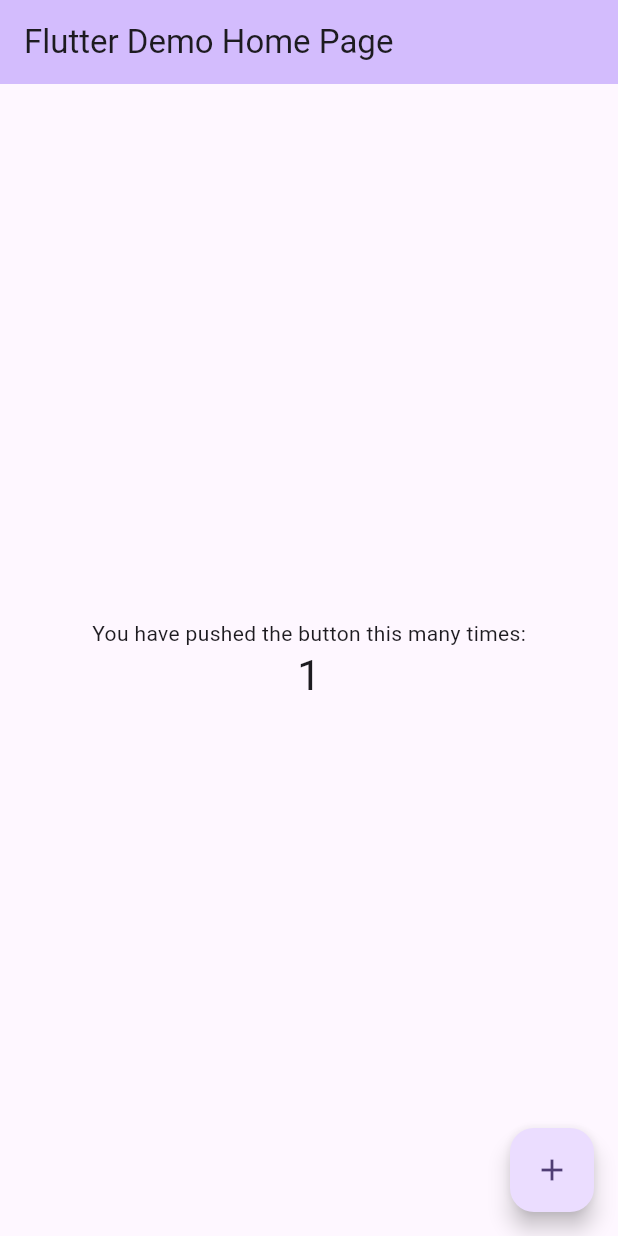
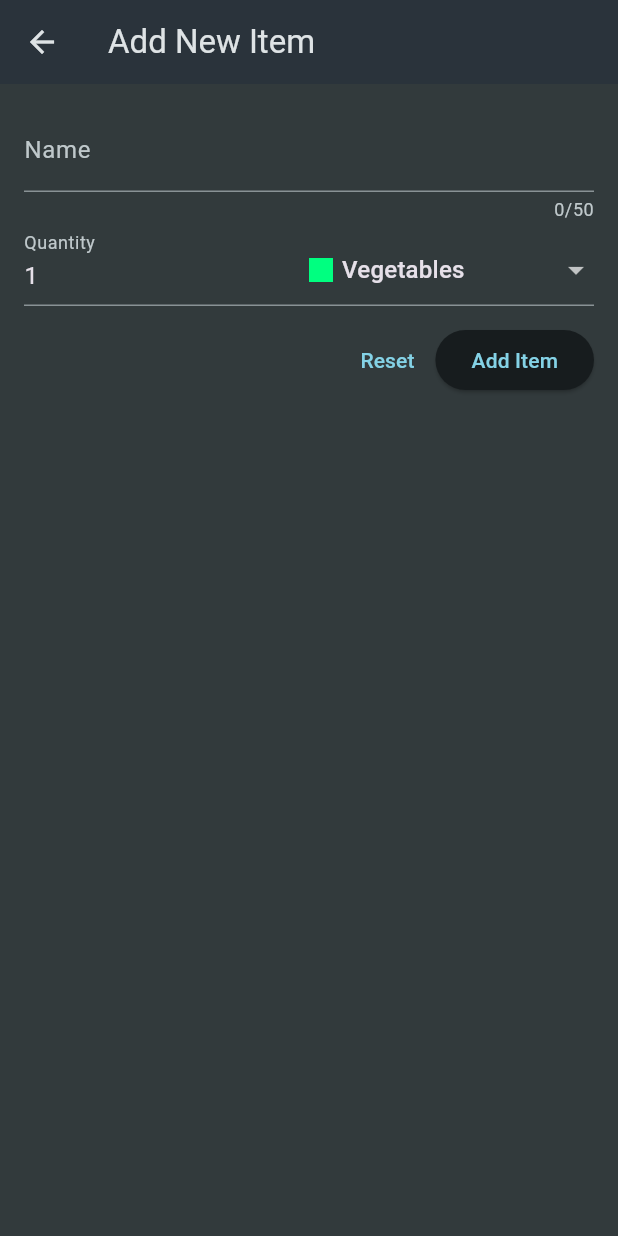
Before and after one commit to stleye/shopping-list-app, a Flutter app: the screen it shows after launch, after a tap on the "add" icon, on a phone screen of 412 x 824 dp. Run offline on Flutter 3.47's test engine with Material 3 defaults, Android fonts, the phone set to English and light mode, and no system bars.

Commit message:
Added code for shopping list - finished chapter 11

```diff
--- /dev/null
+++ b/lib/data/categories.dart
@@ -0,0 +1,45 @@
+import 'package:flutter/material.dart';
+import 'package:shopping_list_app/models/category.dart';
+
+const categories = {
+  Categories.vegetables: Category(
+    'Vegetables',
+    Color.fromARGB(255, 0, 255, 128),
+  ),
+  Categories.fruit: Category(
+    'Fruit',
+    Color.fromARGB(255, 145, 255, 0),
+  ),
+  Categories.meat: Category(
+    'Meat',
+    Color.fromARGB(255, 255, 102, 0),
+  ),
+  Categories.dairy: Category(
+    'Dairy',
+    Color.fromARGB(255, 0, 208, 255),
+  ),
+  Categories.carbs: Category(
+    'Carbs',
+    Color.fromARGB(255, 0, 60, 255),
+  ),
+  Categories.sweets: Category(
+    'Sweets',
+    Color.fromARGB(255, 255, 149, 0),
+  ),
+  Categories.spices: Category(
+    'Spices',
+    Color.fromARGB(255, 255, 187, 0),
+  ),
+  Categories.convenience: Category(
+    'Convenience',
+    Color.fromARGB(255, 191, 0, 255),
+  ),
+  Categories.hygiene: Category(
+    'Hygiene',
+    Color.fromARGB(255, 149, 0, 255),
+  ),
+  Categories.other: Category(
+    'Other',
+    Color.fromARGB(255, 0, 225, 255),
+  ),
+};
--- /dev/null
+++ b/lib/data/dummy_items.dart
@@ -0,0 +1,21 @@
+import 'package:shopping_list_app/models/category.dart';
+import 'package:shopping_list_app/models/grocery_item.dart';
+import 'package:shopping_list_app/data/categories.dart';
+
+var groceryItems = [
+  GroceryItem(
+      id: 'a',
+      name: 'Milk',
+      quantity: 1,
+      category: categories[Categories.dairy]!),
+  GroceryItem(
+      id: 'b',
+      name: 'Bananas',
+      quantity: 5,
+      category: categories[Categories.fruit]!),
+  GroceryItem(
+      id: 'c',
+      name: 'Beef Steak',
+      quantity: 1,
+      category: categories[Categories.meat]!),
+];
--- a/lib/main.dart
+++ b/lib/main.dart
@@ -1,4 +1,5 @@
 import 'package:flutter/material.dart';
+import 'package:shopping_list_app/widgets/grocery_list.dart';
 
 void main() {
   runApp(const MyApp());
@@ -11,115 +12,16 @@ class MyApp extends StatelessWidget {
   @override
   Widget build(BuildContext context) {
     return MaterialApp(
-      title: 'Flutter Demo',
-      theme: ThemeData(
-        // This is the theme of your application.
-        //
-        // TRY THIS: Try running your application with "flutter run". You'll see
-        // the application has a purple toolbar. Then, without quitting the app,
-        // try changing the seedColor in the colorScheme below to Colors.green
-        // and then invoke "hot reload" (save your changes or press the "hot
-        // reload" button in a Flutter-supported IDE, or press "r" if you used
-        // the command line to start the app).
-        //
-        // Notice that the counter didn't reset back to zero; the application
-        // state is not lost during the reload. To reset the state, use hot
-        // restart instead.
-        //
-        // This works for code too, not just values: Most code changes can be
-        // tested with just a hot reload.
-        colorScheme: ColorScheme.fromSeed(seedColor: Colors.deepPurple),
-        useMaterial3: true,
+      title: 'Flutter Groceries',
+      theme: ThemeData.dark().copyWith(
+        colorScheme: ColorScheme.fromSeed(
+          seedColor: const Color.fromARGB(255, 147, 229, 250),
+          brightness: Brightness.dark,
+          surface: const Color.fromARGB(255, 42, 51, 59),
+        ),
+        scaffoldBackgroundColor: const Color.fromARGB(255, 50, 58, 60),
       ),
-      home: const MyHomePage(title: 'Flutter Demo Home Page'),
+      home: const GroceryList(),
     );
   }
 }
-
-class MyHomePage extends StatefulWidget {
-  const MyHomePage({super.key, required this.title});
-
-  // This widget is the home page of your application. It is stateful, meaning
-  // that it has a State object (defined below) that contains fields that affect
-  // how it looks.
-
-  // This class is the configuration for the state. It holds the values (in this
-  // case the title) provided by the parent (in this case the App widget) and
-  // used by the build method of the State. Fields in a Widget subclass are
-  // always marked "final".
-
-  final String title;
-
-  @override
-  State<MyHomePage> createState() => _MyHomePageState();
-}
-
-class _MyHomePageState extends State<MyHomePage> {
-  int _counter = 0;
-
-  void _incrementCounter() {
-    setState(() {
-      // This call to setState tells the Flutter framework that something has
-      // changed in this State, which causes it to rerun the build method below
-      // so that the display can reflect the updated values. If we changed
-      // _counter without calling setState(), then the build method would not be
-      // called again, and so nothing would appear to happen.
-      _counter++;
-    });
-  }
-
-  @override
-  Widget build(BuildContext context) {
-    // This method is rerun every time setState is called, for instance as done
-    // by the _incrementCounter method above.
-    //
-    // The Flutter framework has been optimized to make rerunning build methods
-    // fast, so that you can just rebuild anything that needs updating rather
-    // than having to individually change instances of widgets.
-    return Scaffold(
-      appBar: AppBar(
-        // TRY THIS: Try changing the color here to a specific color (to
-        // Colors.amber, perhaps?) and trigger a hot reload to see the AppBar
-        // change color while the other colors stay the same.
-        backgroundColor: Theme.of(context).colorScheme.inversePrimary,
-        // Here we take the value from the MyHomePage object that was created by
-        // the App.build method, and use it to set our appbar title.
-        title: Text(widget.title),
-      ),
-      body: Center(
-        // Center is a layout widget. It takes a single child and positions it
-        // in the middle of the parent.
-        child: Column(
-          // Column is also a layout widget. It takes a list of children and
-          // arranges them vertically. By default, it sizes itself to fit its
-          // children horizontally, and tries to be as tall as its parent.
-          //
-          // Column has various properties to control how it sizes itself and
-          // how it positions its children. Here we use mainAxisAlignment to
-          // center the children vertically; the main axis here is the vertical
-          // axis because Columns are vertical (the cross axis would be
-          // horizontal).
-          //
-          // TRY THIS: Invoke "debug painting" (choose the "Toggle Debug Paint"
-          // action in the IDE, or press "p" in the console), to see the
-          // wireframe for each widget.
-          mainAxisAlignment: MainAxisAlignment.center,
-          children: <Widget>[
-            const Text(
-              'You have pushed the button this many times:',
-            ),
-            Text(
-              '$_counter',
-              style: Theme.of(context).textTheme.headlineMedium,
-            ),
-          ],
-        ),
-      ),
-      floatingActionButton: FloatingActionButton(
-        onPressed: _incrementCounter,
-        tooltip: 'Increment',
-        child: const Icon(Icons.add),
-      ), // This trailing comma makes auto-formatting nicer for build methods.
-    );
-  }
-}
--- /dev/null
+++ b/lib/models/category.dart
@@ -0,0 +1,21 @@
+import 'package:flutter/material.dart';
+
+enum Categories {
+  vegetables,
+  fruit,
+  meat,
+  dairy,
+  carbs,
+  sweets,
+  spices,
+  convenience,
+  hygiene,
+  other,
+}
+
+class Category {
+  const Category(this.name, this.color);
+
+  final String name;
+  final Color color;
+}
--- /dev/null
+++ b/lib/models/grocery_item.dart
@@ -0,0 +1,18 @@
+import 'package:shopping_list_app/models/category.dart';
+import 'package:flutter/material.dart';
+
+class GroceryItem {
+  const GroceryItem({
+    required this.id,
+    required this.name,
+    required this.quantity,
+    required this.category,
+  });
+
+  final String id;
+  final String name;
+  final int quantity;
+  final Category category;
+
+  Color get color => category.color;
+}
--- /dev/null
+++ b/lib/widgets/grocery_list.dart
@@ -0,0 +1,71 @@
+import 'package:flutter/material.dart';
+import 'package:shopping_list_app/data/dummy_items.dart';
+import 'package:shopping_list_app/models/grocery_item.dart';
+import 'package:shopping_list_app/widgets/new_item.dart';
+
+class GroceryList extends StatefulWidget {
+  const GroceryList({super.key});
+
+  @override
+  State<GroceryList> createState() => _GroceryListState();
+}
+
+class _GroceryListState extends State<GroceryList> {
+  final List<GroceryItem> groceryList = [];
+
+  void _addNewItem() async {
+    final newItem = await Navigator.of(context).push<GroceryItem>(
+      MaterialPageRoute(
+        builder: (context) {
+          return const NewItem();
+        },
+      ),
+    );
+    if (newItem == null) return;
+    setState(() {
+      groceryList.add(newItem);
+    });
+  }
+
+  void _removeItem(GroceryItem item) {
+    setState(() {
+      groceryList.remove(item);
+    });
+  }
+
+  @override
+  Widget build(BuildContext context) {
+    Widget content = const Center(child: Text('No items yet!'));
+
+    if (groceryList.isNotEmpty) {
+      content = ListView(
+        children: [
+          ...groceryList.map((item) {
+            return Dismissible(
+              onDismissed: (direction) => _removeItem(item),
+              key: ValueKey(item.id),
+              child: ListTile(
+                leading: Icon(
+                  Icons.square,
+                  color: item.color,
+                ),
+                trailing: Text(item.quantity.toString()),
+                title: Text(item.name),
+              ),
+            );
+          }),
+        ],
+      );
+    }
+
+    return Scaffold(
+      appBar: AppBar(
+        title: const Text('Your Groceries'),
+        actions: [
+          IconButton(onPressed: _addNewItem, icon: const Icon(Icons.add))
+        ],
+      ),
+      body: content,
+    );
+  }
+}
--- /dev/null
+++ b/lib/widgets/new_item.dart
@@ -0,0 +1,123 @@
+import 'package:flutter/foundation.dart';
+import 'package:flutter/material.dart';
+import 'package:shopping_list_app/data/categories.dart';
+import 'package:shopping_list_app/models/category.dart';
+import 'package:shopping_list_app/models/grocery_item.dart';
+
+class NewItem extends StatefulWidget {
+  const NewItem({super.key});
+
+  @override
+  State<NewItem> createState() => _NewItemState();
+}
+
+class _NewItemState extends State<NewItem> {
+  final _formKey = GlobalKey<FormState>();
+  var _enteredName = '';
+  var _enteredCategory = categories[Categories.vegetables];
+  var _enteredQuantity = 1;
+
+  void _addNewItem() {
+    if (_formKey.currentState!.validate()) {
+      _formKey.currentState!.save();
+      Navigator.of(context).pop(GroceryItem(
+        id: DateTime.now().toString(),
+        name: _enteredName,
+        quantity: _enteredQuantity,
+        category: _enteredCategory!,
+      ));
+    }
+  }
+
+  @override
+  Widget build(BuildContext context) {
+    return Scaffold(
+      appBar: AppBar(
+        title: const Text('Add New Item'),
+      ),
+      body: Padding(
+        padding: const EdgeInsets.all(16.0),
+        child: Form(
+            key: _formKey,
+            child: Column(
+              children: [
+                TextFormField(
+                  maxLength: 50,
+                  decoration: const InputDecoration(labelText: 'Name'),
+                  validator: (value) => value == null ||
+                          value.trim().length <= 1 ||
+                          value.trim().length > 50
+                      ? 'Must be between 2 and 50 characters'
+                      : null,
+                  onSaved: (newValue) {
+                    _enteredName = newValue!;
+                  },
+                ),
+                Row(
+                  crossAxisAlignment: CrossAxisAlignment.end,
+                  children: [
+                    Expanded(
+                      child: TextFormField(
+                          keyboardType: TextInputType.number,
+                          decoration:
+                              const InputDecoration(label: Text('Quantity')),
+                          initialValue: '1',
+                          validator: (value) => value == null ||
+                                  int.tryParse(value) == null ||
+                                  int.tryParse(value)! <= 0
+                              ? 'Must be a valid positive number'
+                              : null,
+                          onSaved: (newValue) {
+                            _enteredQuantity = int.parse(newValue!);
+                          }),
+                    ),
+                    Expanded(
+                      child: DropdownButtonFormField(
+                        value: _enteredCategory,
+                        // onSaved: (newValue) { // This is not needed
+                        //   _enteredCategory = newValue;
+                        // },
+                        items: categories.entries.map((category) {
+                          return DropdownMenuItem(
+                            value: category.value,
+                            child: Row(
+                              children: [
+                                Container(
+                                  width: 16,
+                                  height: 16,
+                                  color: category.value.color,
+                                ),
+                                const SizedBox(width: 6),
+                                Text(category.value.name),
+                              ],
+                            ),
+                          );
+                        }).toList(),
+                        onChanged: (value) {
+                          setState(() {
+                            _enteredCategory = value!;
+                          });
+                        },
+                      ),
+                    )
+                  ],
+                ),
+                const SizedBox(height: 12),
+                Row(
+                  mainAxisAlignment: MainAxisAlignment.end,
+                  children: [
+                    TextButton(
+                        onPressed: () {
+                          _formKey.currentState!.reset();
+                        },
+                        child: const Text('Reset')),
+                    ElevatedButton(
+                        onPressed: _addNewItem, child: const Text('Add Item'))
+                  ],
+                )
+              ],
+            )),
+      ),
+    );
+  }
+}
```
Also changed, not shown: 1 other file.
